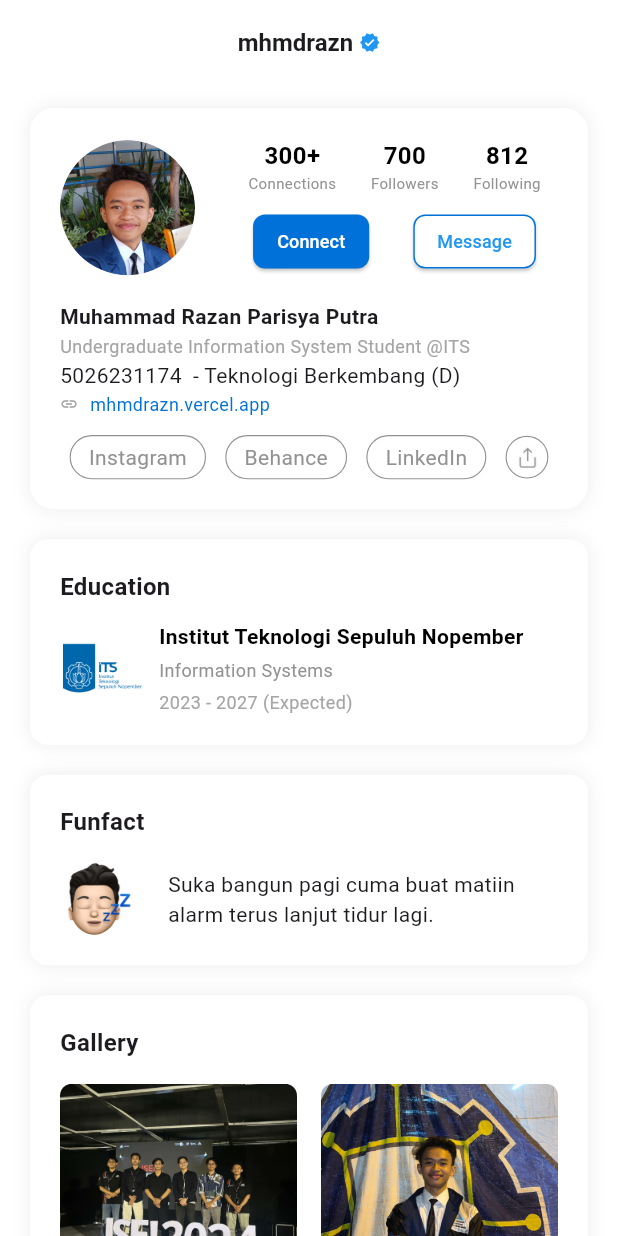
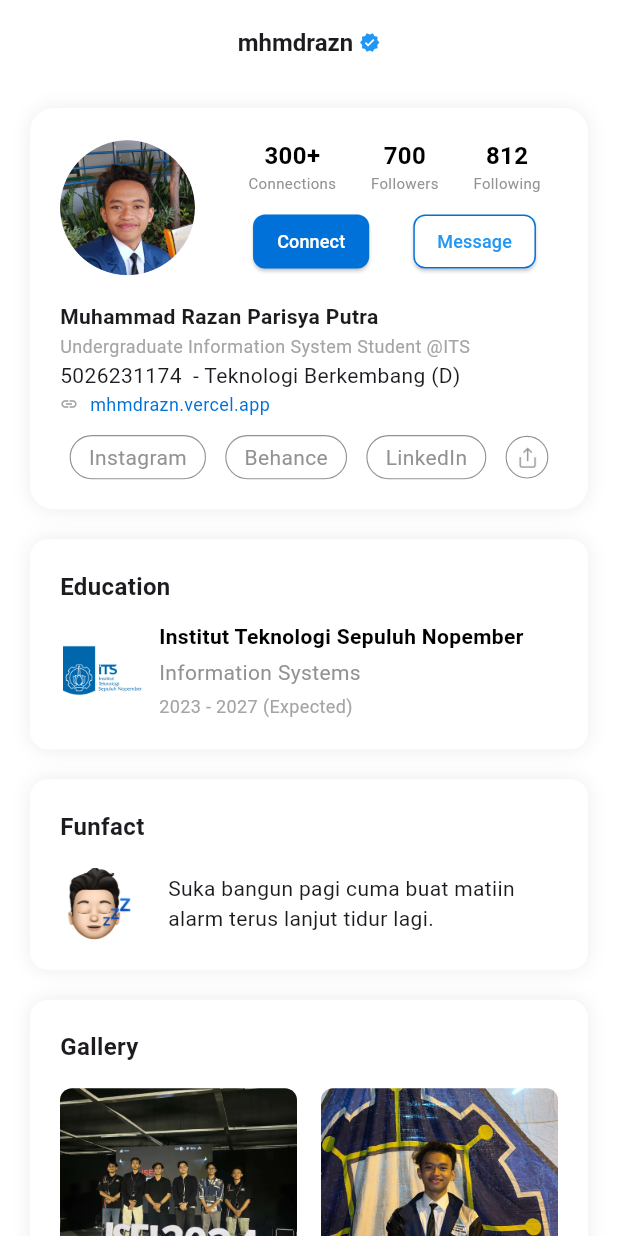
Before and after one commit to mhmdrazn/mobile-profile-page, a Flutter app: the screen it shows after launch, on a phone screen of 412 x 824 dp. Run offline on Flutter 3.47's test engine with Material 3 defaults, Android fonts, the phone set to English and light mode, and no system bars; Roboto replaces fonts that are missing (SF-Pro-Display).

Commit message:
fix font size

```diff
--- a/lib/main.dart
+++ b/lib/main.dart
@@ -206,7 +206,7 @@ class ProfilePage extends StatelessWidget {
                               children: [
                                 Text('Institut Teknologi Sepuluh Nopember', style: medium14.copyWith(color: black)),
                                 const SizedBox(height: 4),
-                                Text('Information Systems', style: regular12.copyWith(color: gray1)),
+                                Text('Information Systems', style: regular14.copyWith(color: gray1)),
                                 const SizedBox(height: 4),
                                 Text('2023 - 2027 (Expected)', style: regular12.copyWith(color: gray2))
                               ],
```
